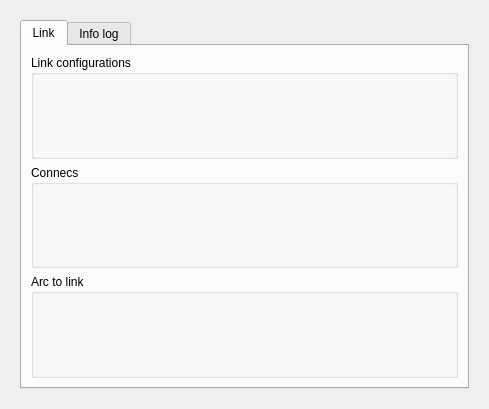
Above: core/ui/toolbars/edit/connect_link.ui from Giswater/giswater_qgis_plugin before the change. Below: the same form after it.
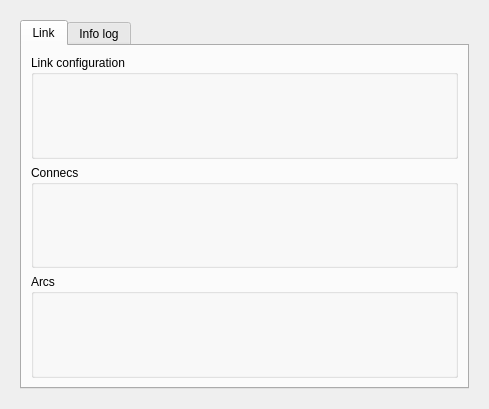
That is the form after the change.

Commit message: feat(connect_link): add new code logic for selection by expresion and refactor some btns

Patch:
```diff
--- a/core/ui/toolbars/edit/connect_link.ui
+++ b/core/ui/toolbars/edit/connect_link.ui
@@ -54,7 +54,7 @@
           <item>
            <widget class="QGroupBox" name="groupBox">
             <property name="title">
-             <string>Link configurations</string>
+             <string>Link configuration</string>
             </property>
             <layout class="QGridLayout" name="gridLayout_3">
              <item row="0" column="0">
@@ -85,7 +85,7 @@
           <item>
            <widget class="QGroupBox" name="groupBox_3">
             <property name="title">
-             <string>Arc to link</string>
+             <string>Arcs</string>
             </property>
             <layout class="QGridLayout" name="gridLayout_6">
              <item row="0" column="0">
```
The commit also changes 1 other file.
